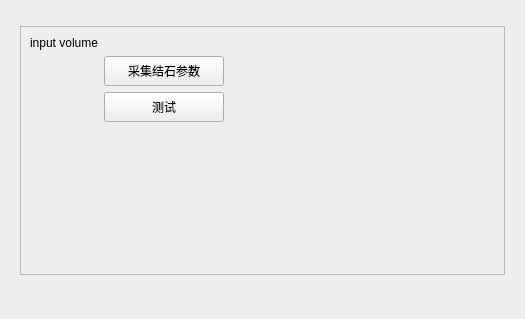
The window that Calculus/Resources/UI/qSlicerCalculusModuleWidget.ui (qimo601/exStone) describes before a commit, drawn with Qt 5.
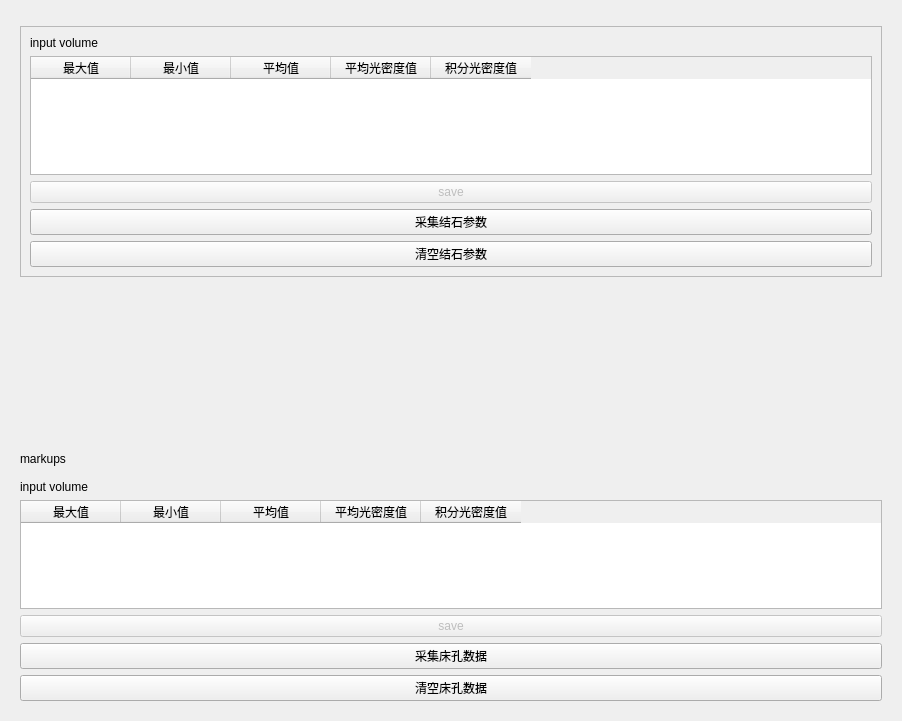
The same window after the commit. Custom widgets are drawn as their Qt base class.

Diff of the .ui file:
```diff
--- a/Calculus/Resources/UI/qSlicerCalculusModuleWidget.ui
+++ b/Calculus/Resources/UI/qSlicerCalculusModuleWidget.ui
@@ -6,14 +6,14 @@
    <rect>
     <x>0</x>
     <y>0</y>
-    <width>525</width>
-    <height>319</height>
+    <width>902</width>
+    <height>721</height>
    </rect>
   </property>
   <property name="windowTitle">
    <string>Form</string>
   </property>
-  <layout class="QVBoxLayout" name="verticalLayout" stretch="5,0,0">
+  <layout class="QVBoxLayout" name="verticalLayout" stretch="2,1,2,0">
    <item>
     <widget class="ctkCollapsibleButton" name="CTKCollapsibleButton" native="true">
      <property name="text" stdset="0">
@@ -32,6 +32,9 @@
          <enum>QFrame::Raised</enum>
         </property>
         <layout class="QFormLayout" name="formLayout">
+         <property name="fieldGrowthPolicy">
+          <enum>QFormLayout::AllNonFixedFieldsGrow</enum>
+         </property>
          <item row="0" column="0">
           <widget class="QLabel" name="label">
            <property name="text">
@@ -58,41 +61,56 @@
            </property>
           </widget>
          </item>
-         <item row="1" column="1">
+         <item row="1" column="0" colspan="2">
+          <widget class="QTableWidget" name="tableblock_2">
+           <column>
+            <property name="text">
+             <string>最大值</string>
+            </property>
+           </column>
+           <column>
+            <property name="text">
+             <string>最小值</string>
+            </property>
+           </column>
+           <column>
+            <property name="text">
+             <string>平均值</string>
+            </property>
+           </column>
+           <column>
+            <property name="text">
+             <string>平均光密度值</string>
+            </property>
+           </column>
+           <column>
+            <property name="text">
+             <string>积分光密度值</string>
+            </property>
+           </column>
+          </widget>
+         </item>
+         <item row="2" column="0" colspan="2">
+          <widget class="QPushButton" name="saveButton_2">
+           <property name="enabled">
+            <bool>false</bool>
+           </property>
+           <property name="text">
+            <string>save</string>
+           </property>
+          </widget>
+         </item>
+         <item row="3" column="0" colspan="2">
           <widget class="QPushButton" name="acqStoneBtn">
-           <property name="minimumSize">
-            <size>
-             <width>0</width>
-             <height>30</height>
-            </size>
-           </property>
-           <property name="maximumSize">
-            <size>
-             <width>120</width>
-             <height>30</height>
-            </size>
-           </property>
            <property name="text">
             <string>采集结石参数</string>
            </property>
           </widget>
          </item>
-         <item row="2" column="1">
-          <widget class="QPushButton" name="pushButton">
-           <property name="minimumSize">
-            <size>
-             <width>0</width>
-             <height>30</height>
-            </size>
-           </property>
-           <property name="maximumSize">
-            <size>
-             <width>120</width>
-             <height>30</height>
-            </size>
-           </property>
+         <item row="4" column="0" colspan="2">
+          <widget class="QPushButton" name="clearButton_2">
            <property name="text">
-            <string>测试</string>
+            <string>清空结石参数</string>
            </property>
           </widget>
          </item>
@@ -114,6 +132,129 @@
      </layout>
     </widget>
    </item>
+   <item>
+    <widget class="ctkCollapsibleButton" name="CTKCollapsibleButton_3" native="true">
+     <property name="text" stdset="0">
+      <string>Bed Hole Parameter</string>
+     </property>
+     <layout class="QFormLayout" name="formLayout_2">
+      <property name="fieldGrowthPolicy">
+       <enum>QFormLayout::AllNonFixedFieldsGrow</enum>
+      </property>
+      <item row="0" column="0">
+       <widget class="QLabel" name="label_2">
+        <property name="minimumSize">
+         <size>
+          <width>50</width>
+          <height>30</height>
+         </size>
+        </property>
+        <property name="text">
+         <string>markups</string>
+        </property>
+       </widget>
+      </item>
+      <item row="0" column="1">
+       <widget class="qMRMLNodeComboBox" name="markupsMRMLNodeComboBox" native="true">
+        <property name="nodeTypes" stdset="0">
+         <string>vtkMRMLMarkupsFiducialNode</string>
+        </property>
+        <property name="noneEnabled" stdset="0">
+         <bool>true</bool>
+        </property>
+        <property name="addEnabled" stdset="0">
+         <bool>false</bool>
+        </property>
+        <property name="removeEnabled" stdset="0">
+         <bool>true</bool>
+        </property>
+        <property name="renameEnabled" stdset="0">
+         <bool>false</bool>
+        </property>
+       </widget>
+      </item>
+      <item row="1" column="0">
+       <widget class="QLabel" name="label_3">
+        <property name="text">
+         <string>input volume</string>
+        </property>
+       </widget>
+      </item>
+      <item row="1" column="1">
+       <widget class="qMRMLNodeComboBox" name="inputVolumeMRMLNodeComboBox_2" native="true">
+        <property name="nodeTypes" stdset="0">
+         <string>vtkMRMLScalarVolumeNode</string>
+        </property>
+        <property name="noneEnabled" stdset="0">
+         <bool>true</bool>
+        </property>
+        <property name="addEnabled" stdset="0">
+         <bool>false</bool>
+        </property>
+        <property name="removeEnabled" stdset="0">
+         <bool>true</bool>
+        </property>
+        <property name="renameEnabled" stdset="0">
+         <bool>false</bool>
+        </property>
+       </widget>
+      </item>
+      <item row="2" column="0" colspan="2">
+       <widget class="QTableWidget" name="tableblock">
+        <column>
+         <property name="text">
+          <string>最大值</string>
+         </property>
+        </column>
+        <column>
+         <property name="text">
+          <string>最小值</string>
+         </property>
+        </column>
+        <column>
+         <property name="text">
+          <string>平均值</string>
+         </property>
+        </column>
+        <column>
+         <property name="text">
+          <string>平均光密度值</string>
+         </property>
+        </column>
+        <column>
+         <property name="text">
+          <string>积分光密度值</string>
+         </property>
+        </column>
+       </widget>
+      </item>
+      <item row="4" column="0" colspan="2">
+       <widget class="QPushButton" name="generateButton">
+        <property name="text">
+         <string>采集床孔数据</string>
+        </property>
+       </widget>
+      </item>
+      <item row="3" column="0" colspan="2">
+       <widget class="QPushButton" name="saveButton">
+        <property name="enabled">
+         <bool>false</bool>
+        </property>
+        <property name="text">
+         <string>save</string>
+        </property>
+       </widget>
+      </item>
+      <item row="5" column="0" colspan="2">
+       <widget class="QPushButton" name="clearButton">
+        <property name="text">
+         <string>清空床孔数据</string>
+        </property>
+       </widget>
+      </item>
+     </layout>
+    </widget>
+   </item>
    <item>
     <spacer name="verticalSpacer">
      <property name="orientation">
```
Left out of the diff: 36 changed lines with no effect on the pictures.
